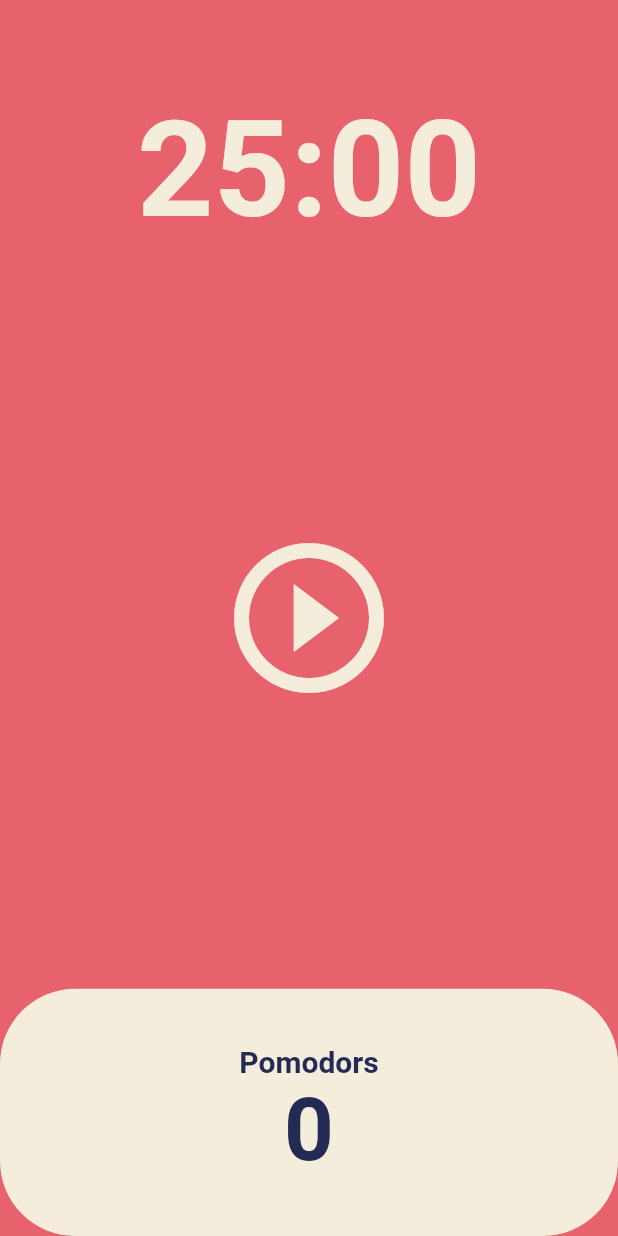
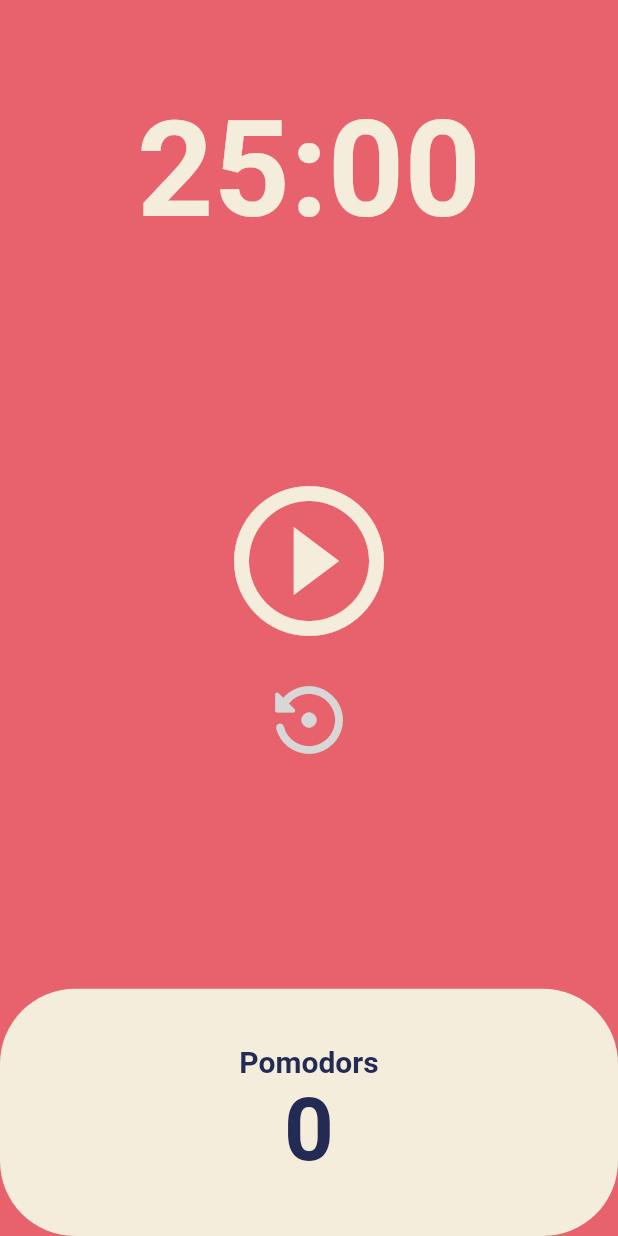
Before and after one commit to ejjang2030/toonflix, a Flutter app: the screen it shows after launch, on a phone screen of 412 x 824 dp. Run offline on Flutter 3.47's test engine with Material 2 defaults, Android fonts, the phone set to English and light mode, and no system bars.

Commit message:
Pomodoros Reset Button

```diff
--- a/lib/main.dart
+++ b/lib/main.dart
@@ -1,4 +1,5 @@
 import 'package:flutter/material.dart';
+import 'package:toonflix/constants/themes.dart';
 import 'package:toonflix/screens/home_screen.dart';
 
 void main() => runApp(App());
@@ -7,14 +8,7 @@ class App extends StatelessWidget {
   @override
   Widget build(BuildContext context) {
     return MaterialApp(
-      theme: ThemeData(
-          backgroundColor: Color(0xFFE7626C),
-          textTheme: TextTheme(
-            headline1: const TextStyle(
-              color: Color(0xFF232B55),
-            ),
-          ),
-          cardColor: const Color(0xFFF4EDDB)),
+      theme: mainThemeData,
       home: Scaffold(
         body: HomeScreen(),
       ),
--- a/lib/screens/home_screen.dart
+++ b/lib/screens/home_screen.dart
@@ -47,6 +47,14 @@ class _HomeScreenState extends State<HomeScreen> {
     });
   }
 
+  void onResetPressed() {
+    timer.cancel();
+    setState(() {
+      isRunning = false;
+      totalSeconds = twentyFiveMinutes;
+    });
+  }
+
   String format(int seconds) {
     var duration = Duration(seconds: seconds);
     return duration.toString().split(".").first.substring(2);
@@ -74,13 +82,24 @@ class _HomeScreenState extends State<HomeScreen> {
           Flexible(
             flex: 3,
             child: Center(
-              child: IconButton(
+              child: Column(
+                mainAxisAlignment: MainAxisAlignment.center,
+                children: [
+                  IconButton(
                     iconSize: 120,
                     color: Theme.of(context).cardColor,
                     icon: Icon(isRunning
                         ? Icons.pause_circle_outline
                         : Icons.play_circle_outline),
                     onPressed: isRunning ? onPausePressed : onStartPressed,
+                  ),
+                  IconButton(
+                    iconSize: 60,
+                    color: Color(0xffd7d7d7),
+                    icon: Icon(Icons.settings_backup_restore_rounded),
+                    onPressed: onResetPressed,
+                  )
+                ],
               ),
             ),
           ),
```
Lines whose indentation alone changed are shown as unchanged.
